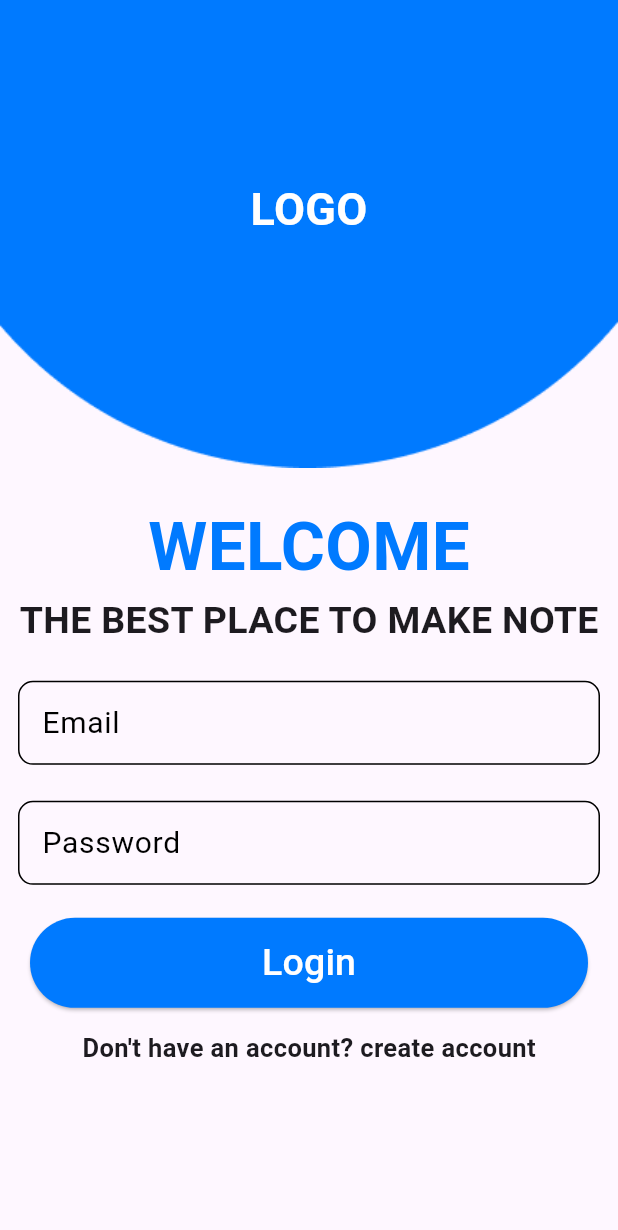
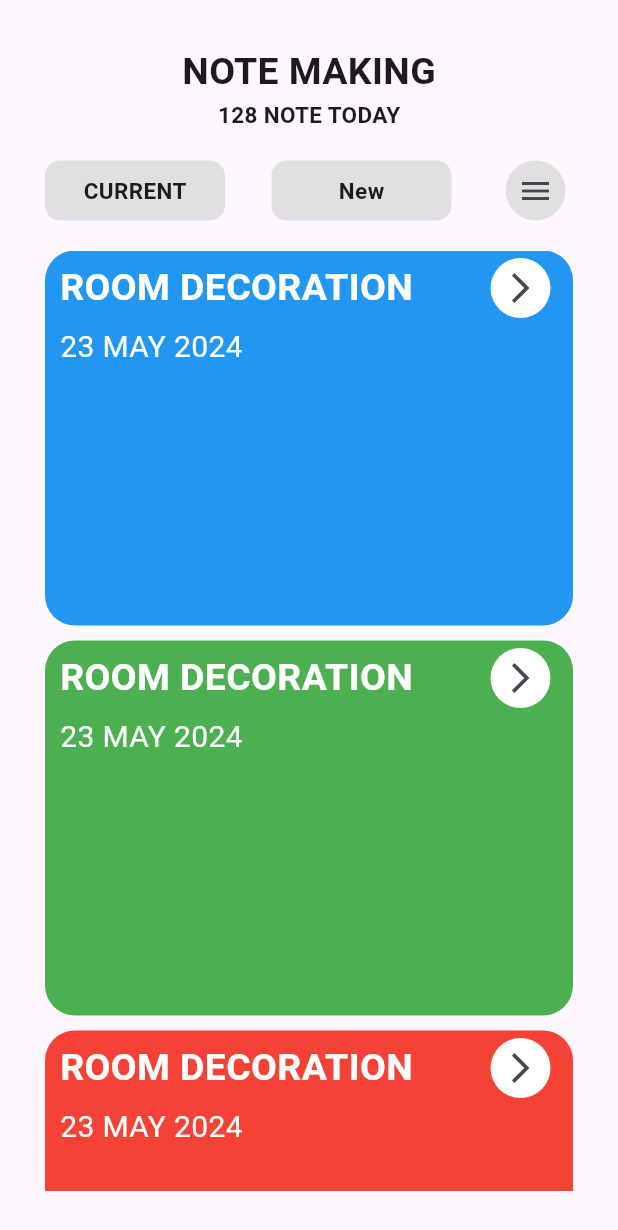
Before and after one commit to originsoftconsultancy2024/flutter-app, a Flutter app: the screen it shows after launch, after a tap on "Login", on a phone screen of 412 x 824 dp. Shown: the top 1230 px of the screen. Run offline on Flutter 3.47's test engine with Material 3 defaults, Android fonts, the phone set to English and light mode, and no system bars; our stand-ins replace get.

Commit message:
Decoration screen

```diff
--- a/lib/auth_button/auth_button.dart
+++ b/lib/auth_button/auth_button.dart
@@ -6,11 +6,13 @@ class AuthButton extends StatelessWidget {
       {super.key,
       required this.text,
       required this.navigation,
-      required this.onPressed});
+      required this.onPressed,
+      required this.navigate});
 
   final String text;
   final String navigation;
   final VoidCallback onPressed;
+  final VoidCallback navigate;
 
   @override
   Widget build(BuildContext context) {
@@ -27,7 +29,7 @@ class AuthButton extends StatelessWidget {
               style: ElevatedButton.styleFrom(
                 backgroundColor: blue,
               ),
-              onPressed: () {},
+              onPressed: navigate,
               child: Text(
                 text,
                 style: const TextStyle(
--- a/lib/auth_screen/login_screen.dart
+++ b/lib/auth_screen/login_screen.dart
@@ -3,6 +3,7 @@ import 'package:get/get.dart';
 import 'package:test_app/auth_button/auth_button.dart';
 import 'package:test_app/auth_screen/signup_screen.dart';
 import 'package:test_app/constraints/colors.dart';
+import 'package:test_app/note_screen/note_screen.dart';
 import 'package:test_app/widgets/textfield.dart';
 
 class LoginScreen extends StatelessWidget {
@@ -65,6 +66,9 @@ class LoginScreen extends StatelessWidget {
                 height: 10,
               ),
               AuthButton(
+                navigate: () {
+                  Get.to(() => const NoteScreen());
+                },
                 text: "Login",
                 navigation: "Don't have an account? create account",
                 onPressed: () {
--- a/lib/auth_screen/signup_screen.dart
+++ b/lib/auth_screen/signup_screen.dart
@@ -2,6 +2,7 @@ import 'package:flutter/material.dart';
 import 'package:get/get.dart';
 import 'package:test_app/auth_button/auth_button.dart';
 import 'package:test_app/auth_screen/login_screen.dart';
+import 'package:test_app/note_screen/note_screen.dart';
 import 'package:test_app/widgets/textfield.dart';
 
 class SignupScreen extends StatelessWidget {
@@ -52,6 +53,9 @@ class SignupScreen extends StatelessWidget {
                 height: 15,
               ),
               AuthButton(
+                 navigate: () {
+                  Get.to(() => const NoteScreen());
+                },
                 text: "Sign up",
                 navigation: "Already have an account",
                 onPressed: () {
--- /dev/null
+++ b/lib/note_screen/note_screen.dart
@@ -0,0 +1,113 @@
+import 'package:flutter/material.dart';
+import 'package:test_app/widgets/container.dart';
+import 'package:test_app/widgets/decoration.dart';
+import 'package:test_app/widgets/icon.dart';
+
+class NoteScreen extends StatelessWidget {
+  const NoteScreen({super.key});
+
+  @override
+  Widget build(BuildContext context) {
+    return SafeArea(
+      child: Scaffold(
+        body: Padding(
+          padding: const EdgeInsets.all(30.0),
+          child: Column(
+            children: [
+              const Center(
+                child: Text(
+                  "NOTE MAKING",
+                  style: TextStyle(
+                    fontSize: 25,
+                    fontWeight: FontWeight.bold,
+                  ),
+                ),
+              ),
+              const Text(
+                "128 NOTE TODAY",
+                style: TextStyle(
+                  fontWeight: FontWeight.bold,
+                  fontSize: 15,
+                ),
+              ),
+              const SizedBox(
+                height: 20,
+              ),
+              Row(
+                mainAxisAlignment: MainAxisAlignment.spaceBetween,
+                children: [
+                  const ContainerWidget(
+                    title: "CURRENT",
+                  ),
+                  const ContainerWidget(
+                    title: "New",
+                  ),
+                  IconWidget(
+                    icon: Icons.menu,
+                    color: Colors.grey.shade300,
+                  ),
+                ],
+              ),
+              const SizedBox(
+                height: 20,
+              ),
+              const Expanded(
+                child: SingleChildScrollView(
+                  child: Column(
+                    children: [
+                      DecorationWidget(
+                        title: "ROOM DECORATION",
+                        date: "23 MAY 2024",
+                        color: Colors.blue,
+                      ),
+                      SizedBox(
+                        height: 10,
+                      ),
+                      DecorationWidget(
+                        title: "ROOM DECORATION",
+                        date: "23 MAY 2024",
+                        color: Colors.green,
+                      ),
+                      SizedBox(
+                        height: 10,
+                      ),
+                      DecorationWidget(
+                        title: "ROOM DECORATION",
+                        date: "23 MAY 2024",
+                        color: Colors.red,
+                      ),
+                      SizedBox(
+                        height: 10,
+                      ),
+                      DecorationWidget(
+                        title: "ROOM DECORATION",
+                        date: "23 MAY 2024",
+                        color: Colors.yellow,
+                      ),
+                      SizedBox(
+                        height: 10,
+                      ),
+                      DecorationWidget(
+                        title: "ROOM DECORATION",
+                        date: "23 MAY 2024",
+                        color: Colors.purple,
+                      ),
+                      SizedBox(
+                        height: 10,
+                      ),
+                      DecorationWidget(
+                        title: "ROOM DECORATION",
+                        date: "23 MAY 2024",
+                        color: Colors.black,
+                      ),
+                    ],
+                  ),
+                ),
+              ),
+            ],
+          ),
+        ),
+      ),
+    );
+  }
+}
--- /dev/null
+++ b/lib/widgets/container.dart
@@ -0,0 +1,28 @@
+import 'package:flutter/material.dart';
+
+class ContainerWidget extends StatelessWidget {
+  const ContainerWidget({super.key, required this.title});
+
+  final String title;
+
+  @override
+  Widget build(BuildContext context) {
+    return Container(
+      height: 40,
+      width: 120,
+      decoration: BoxDecoration(
+        borderRadius: BorderRadius.circular(10),
+        color: Colors.grey.shade300,
+      ),
+      child: Center(
+        child: Text(
+          title,
+          style: const TextStyle(
+            fontWeight: FontWeight.bold,
+            fontSize: 15,
+          ),
+        ),
+      ),
+    );
+  }
+}
--- /dev/null
+++ b/lib/widgets/decoration.dart
@@ -0,0 +1,69 @@
+import 'package:flutter/material.dart';
+import 'package:test_app/widgets/icon.dart';
+
+class DecorationWidget extends StatelessWidget {
+  const DecorationWidget(
+      {super.key,
+      required this.color,
+      required this.title,
+      required this.date});
+
+  final String title;
+  final String date;
+  final Color color;
+
+  @override
+  Widget build(BuildContext context) {
+    return Container(
+      height: 250,
+      width: MediaQuery.of(context).size.width,
+      decoration: BoxDecoration(
+        color: color,
+        borderRadius: BorderRadius.circular(20),
+      ),
+      child: Column(
+        children: [
+          Padding(
+            padding: const EdgeInsets.symmetric(
+              horizontal: 10,
+              vertical: 5,
+            ),
+            child: Row(
+              mainAxisAlignment: MainAxisAlignment.spaceBetween,
+              children: [
+                Text(
+                  title,
+                  style: const TextStyle(
+                    color: Colors.white,
+                    fontWeight: FontWeight.bold,
+                    fontSize: 25,
+                  ),
+                ),
+                const IconWidget(
+                  icon: Icons.arrow_forward_ios_outlined,
+                  color: Colors.white,
+                )
+              ],
+            ),
+          ),
+          Padding(
+            padding: const EdgeInsets.symmetric(
+              horizontal: 10,
+            ),
+            child: Row(
+              children: [
+                Text(
+                  date,
+                  style: const TextStyle(
+                    color: Colors.white,
+                    fontSize: 20,
+                  ),
+                ),
+              ],
+            ),
+          ),
+        ],
+      ),
+    );
+  }
+}
--- /dev/null
+++ b/lib/widgets/icon.dart
@@ -0,0 +1,26 @@
+import 'package:flutter/material.dart';
+
+class IconWidget extends StatelessWidget {
+  const IconWidget({super.key, required this.icon, required this.color});
+
+  final IconData icon;
+  final Color color;
+
+  @override
+  Widget build(BuildContext context) {
+    return Container(
+      height: 40,
+      width: 50,
+      decoration: BoxDecoration(
+        color: color,
+        shape: BoxShape.circle,
+      ),
+      child: IconButton(
+        onPressed: () {},
+        icon: Icon(
+          icon,
+        ),
+      ),
+    );
+  }
+}
```
Also changed, not shown: 1 other file.
